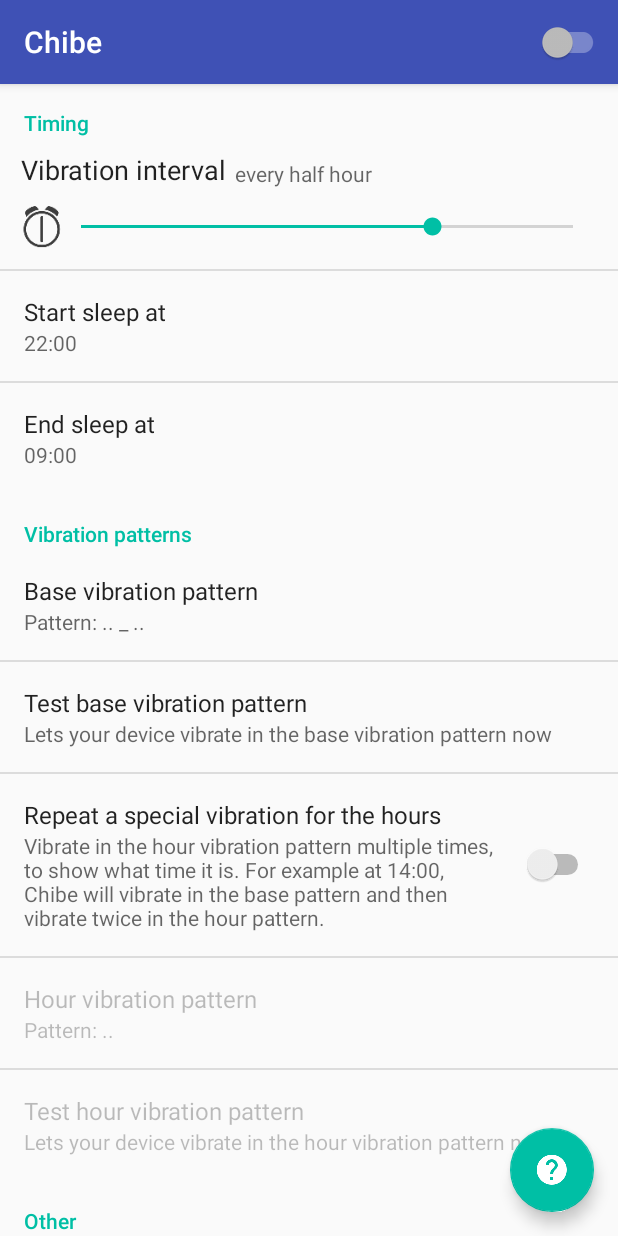
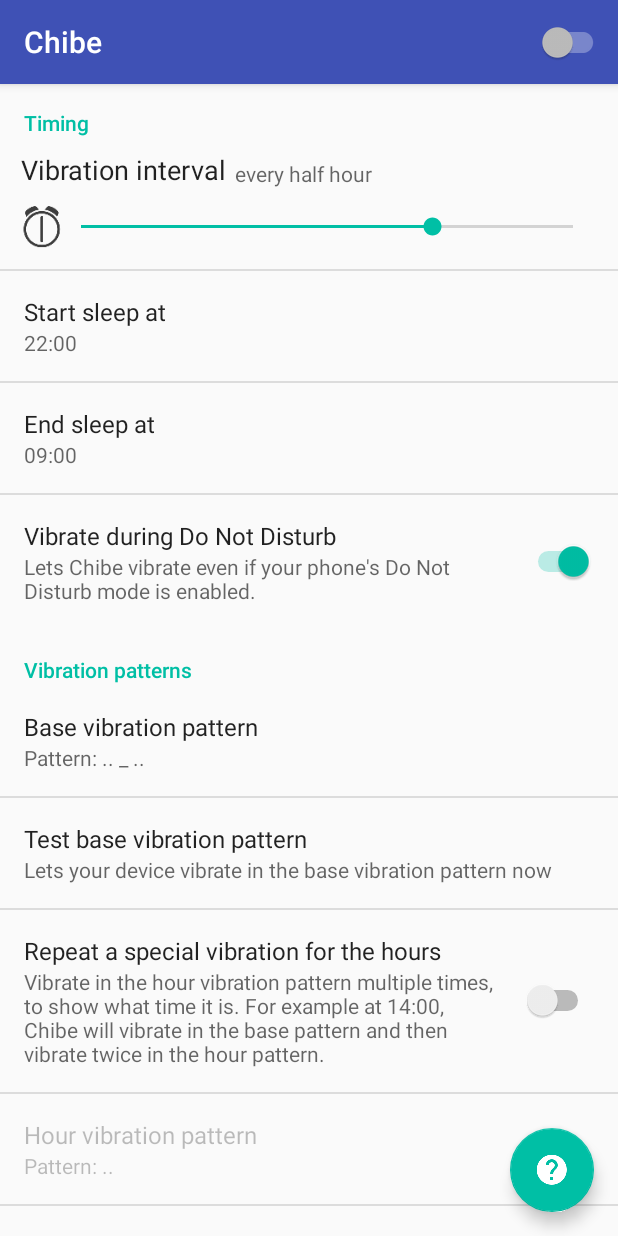
Before and after one commit to raatmarien/chibe, an Android app: the screen it shows after launch (ChibeActivity), on a phone screen of 412 x 824 dp. Run offline under Robolectric (Android 15) with nearby library versions, the phone set to English and light mode, and no system bars; libraries missing offline, so code that uses them is left out: com.github.paolorotolo.appintro.

Commit message:
Add vibrate during DND preference for new APIs
This preference is only shown if the Android version of the user
supports Do not disturb mode.

```diff
--- a/src/main/java/com/jmstudios/chibe/ChibeFragment.java
+++ b/src/main/java/com/jmstudios/chibe/ChibeFragment.java
@@ -22,6 +22,8 @@ package com.jmstudios.chibe;
 import android.os.Bundle;
 import android.preference.PreferenceFragment;
 import android.preference.Preference;
+import android.preference.SwitchPreference;
+import android.preference.PreferenceCategory;
 import android.util.Log;
 
 import com.jmstudios.chibe.timing.VibrationAlarmReceiver;
@@ -38,8 +40,11 @@ public class ChibeFragment extends PreferenceFragment {
         super.onCreate(savedInstanceState);
         addPreferencesFromResource(R.xml.preferences);
 
+        addAPISpecificPreferences();
+
         // Set the OnClickListener for the 'Test normal vibration' preference
-        Preference normalTestVibration = findPreference("pref_key_test_normal_vibration");
+        Preference normalTestVibration =
+            findPreference("pref_key_test_normal_vibration");
         normalTestVibration.setOnPreferenceClickListener
             (new Preference.OnPreferenceClickListener() {
                     @Override
@@ -74,4 +79,30 @@ public class ChibeFragment extends PreferenceFragment {
                     }
                 });
     }
+
+    private void addAPISpecificPreferences() {
+        if (android.os.Build.VERSION.SDK_INT >= 23) {
+            // Do not disturb mode was added in API 23
+            addVibrateDuringDndPreference();
+        }
+    }
+
+    private void addVibrateDuringDndPreference() {
+        PreferenceCategory timingCategory =
+            (PreferenceCategory) findPreference("pref_key_category_timing");
+        timingCategory.addPreference(getVibrateDuringDndPreference());
+    }
+
+    private SwitchPreference getVibrateDuringDndPreference() {
+        SwitchPreference vibrateDuringDnd = new SwitchPreference(getActivity());
+        vibrateDuringDnd.setKey("pref_key_vibrate_during_dnd");
+        vibrateDuringDnd
+            .setTitle(getActivity().getString
+                      (R.string.vibrate_during_dnd_preference_title));
+        vibrateDuringDnd
+            .setSummary(getActivity().getString
+                      (R.string.vibrate_during_dnd_preference_summary));
+        vibrateDuringDnd.setDefaultValue(true);
+        return vibrateDuringDnd;
+    }
 }
--- a/src/main/res/values/strings.xml
+++ b/src/main/res/values/strings.xml
@@ -52,6 +52,11 @@
   <string name="vibration_interval_preference_title">Vibration interval</string>
   <string name="sleep_start_preference_title">Start sleep at</string>
   <string name="sleep_end_preference_title">End sleep at</string>
+  <string name="vibrate_during_dnd_preference_title">Vibrate during Do
+  Not Disturb</string>
+  <string name="vibrate_during_dnd_preference_summary">Lets Chibe
+  vibrate even if your phone\'s Do Not Disturb mode is
+  enabled.</string>
 
   <string name="pref_category_vibration">Vibration patterns</string>
   <string name="test_normal_vibration_preference_title">Test base
--- a/src/main/res/xml/preferences.xml
+++ b/src/main/res/xml/preferences.xml
@@ -18,7 +18,8 @@
 <PreferenceScreen
     xmlns:android="http://schemas.android.com/apk/res/android">
 
-  <PreferenceCategory android:title="@string/pref_category_timing">
+  <PreferenceCategory android:title="@string/pref_category_timing"
+                      android:key="pref_key_category_timing" >
     <com.jmstudios.chibe.preference.IntervalSeekBarPreference
         android:key="pref_key_vibration_time"
         android:defaultValue="30" />
```
